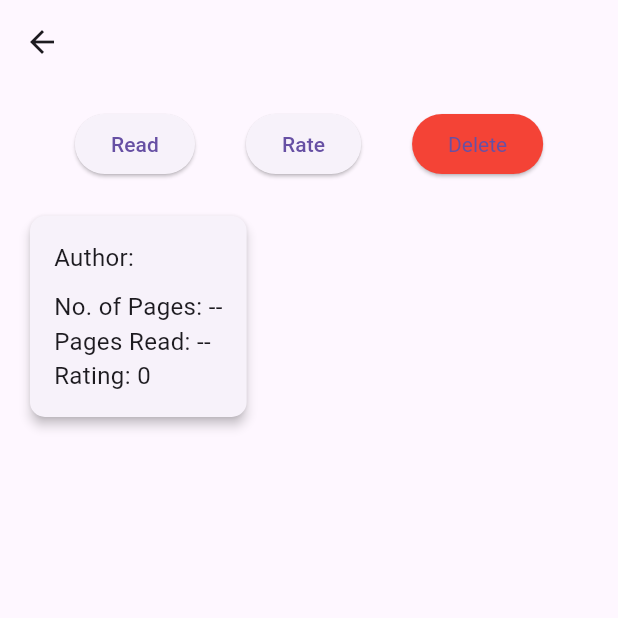
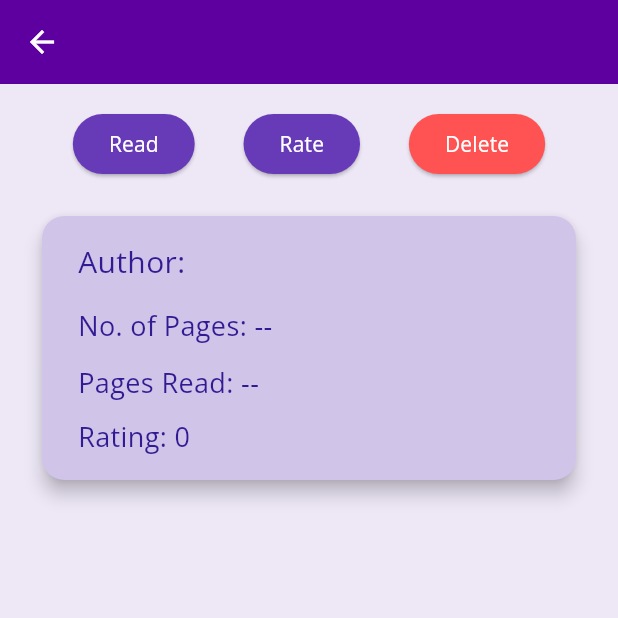
Before and after one commit to MiniProject25/digital_library, a Flutter app: the bookDetailsScreen screen opened directly with empty values, on a phone screen of 412 x 824 dp, the top half of it. Run offline on Flutter 3.47's test engine with Material 3 defaults, Android fonts, the phone set to English and light mode, and no system bars; our stand-ins replace file_picker, sqflite; missing offline and left inert: syncfusion_flutter_pdfviewer; accounts and stored records are empty.

Commit message:
Update: Reworked the whole UI (Ws only)

```diff
--- a/lib/screens/bookDetailsScreen.dart
+++ b/lib/screens/bookDetailsScreen.dart
@@ -81,10 +81,17 @@ class _bookDetailsScreenState extends State<bookDetailsScreen> with RouteAware {
   @override
   Widget build(BuildContext context) {
     return Scaffold(
+      backgroundColor: Colors.deepPurple.shade50,
       appBar: AppBar(
+        titleTextStyle: TextStyle(
+          fontFamily: 'Poppins',
+          color: Colors.white,
+          fontSize: 25
+        ),
+        backgroundColor: Color.fromRGBO(94, 0, 159, 1),
         title: Text(widget.book.title),
         leading: IconButton(
-          icon: Icon(Icons.arrow_back),
+          icon: Icon(Icons.arrow_back, color: Colors.white,),
           onPressed: () => Navigator.pop(context),
         ),
       ),
@@ -112,11 +119,19 @@ class _bookDetailsScreenState extends State<bookDetailsScreen> with RouteAware {
                       ),
                     );
                   },
-                  child: Text("Read"),
+                  style: ElevatedButton.styleFrom(
+                    backgroundColor: Colors.deepPurple.shade500,
+                    foregroundColor: Colors.white
+                  ),
+                  child: Text("Read", style: TextStyle(fontFamily: 'OpenSans'),),
                 ),
 
                 /// Placeholder for rating functionality
                 ElevatedButton(
+                  style: ElevatedButton.styleFrom(
+                    backgroundColor: Colors.deepPurple.shade500,
+                    foregroundColor: Colors.white
+                  ),
                   onPressed: () {
                     showDialog(
                         context: context,
@@ -179,17 +194,17 @@ class _bookDetailsScreenState extends State<bookDetailsScreen> with RouteAware {
                           });
                         });
                   },
-                  child: Text("Rate"),
+                  child: Text("Rate", style: TextStyle(fontFamily: 'OpenSans'),),
                 ),
 
                 /// Deletes the book after confirmation
                 ElevatedButton(
                   onPressed: () => _confirmDelete(widget.book.id),
                   style: ElevatedButton.styleFrom(
-                    backgroundColor: Colors.red,
-                    textStyle: TextStyle(color: Colors.white),
+                    backgroundColor: Colors.redAccent,
+                    foregroundColor: Colors.white
                   ),
-                  child: Text("Delete"),
+                  child: Text("Delete", style: TextStyle(fontFamily: 'OpenSans'),),
                 ),
               ],
             ),
@@ -197,26 +212,51 @@ class _bookDetailsScreenState extends State<bookDetailsScreen> with RouteAware {
             SizedBox(height: 20),
 
             /// Book info card (metadata placeholder)
-            Card(
-              elevation: 3,
+            SizedBox(
+              width: double.infinity,
+              child: Padding(
+                padding: const EdgeInsets.symmetric(horizontal: 8),
+                child: Card(
+                  elevation: 5,
                   shape: RoundedRectangleBorder(
-                borderRadius: BorderRadius.circular(10),
+                    borderRadius: BorderRadius.circular(15),
                   ),
+                  color: Colors.deepPurple.shade100,
                   child: Padding(
-                padding: const EdgeInsets.all(16.0),
+                    padding: const EdgeInsets.symmetric(horizontal: 24.0, vertical: 16.0),
                     child: Column(
                       crossAxisAlignment: CrossAxisAlignment.start,
                       children: [
                         Text(
                           "Author: ${widget.book.author}",
-                      style: TextStyle(fontSize: 16),
+                          style: TextStyle(
+                            fontSize: 20,
+                            fontFamily: 'OpenSans',
+                            fontWeight: FontWeight.w500,
+                            color: Colors.deepPurple.shade900,),
                         ),
+                        SizedBox(height: 15),
+                        Text("No. of Pages: --", style: TextStyle(
+                          fontSize: 18,
+                          fontFamily: 'OpenSans',
+                          fontWeight: FontWeight.w500,
+                          color: Colors.deepPurple.shade900,)),
+                        SizedBox(height: 12),
+                        Text("Pages Read: --", style: TextStyle(
+                          fontSize: 18,
+                          fontFamily: 'OpenSans',
+                          fontWeight: FontWeight.w500,
+                          color: Colors.deepPurple.shade900,)),
                         SizedBox(height: 10),
-                    Text("No. of Pages: --", style: TextStyle(fontSize: 16)),
-                    Text("Pages Read: --", style: TextStyle(fontSize: 16)),
                         Text("Rating: ${widget.book.rating}",
-                        style: TextStyle(fontSize: 16)),
+                            style: TextStyle(
+                              fontSize: 18,
+                              fontFamily: 'OpenSans',
+                              fontWeight: FontWeight.w500,
+                              color: Colors.deepPurple.shade900,)),
                       ],
+                    ),
+                  ),
                 ),
               ),
             ),
--- a/lib/screens/homeScreen.dart
+++ b/lib/screens/homeScreen.dart
@@ -274,6 +274,8 @@ class _homeScreenState extends State<homeScreen> with RouteAware {
                       itemCount: recentlyRead.length,
                       itemBuilder: (context, index) {
                         return ListTile(
+                          textColor: Colors.white,
+                          iconColor: Colors.white,
                           title: Text(recentlyRead[index].title),
                           onTap: () => Navigator.push(
                             context,
```
Also changed, not shown: lib/screens/addBookScreen.dart (+30 -4 lines), lib/screens/addShelfScreen.dart (+17 -5 lines), lib/screens/shelfScreen.dart (+41 -17 lines), lib/widgets/bookTile.dart (+30 -0 lines). Lines whose indentation alone changed are shown as unchanged.
